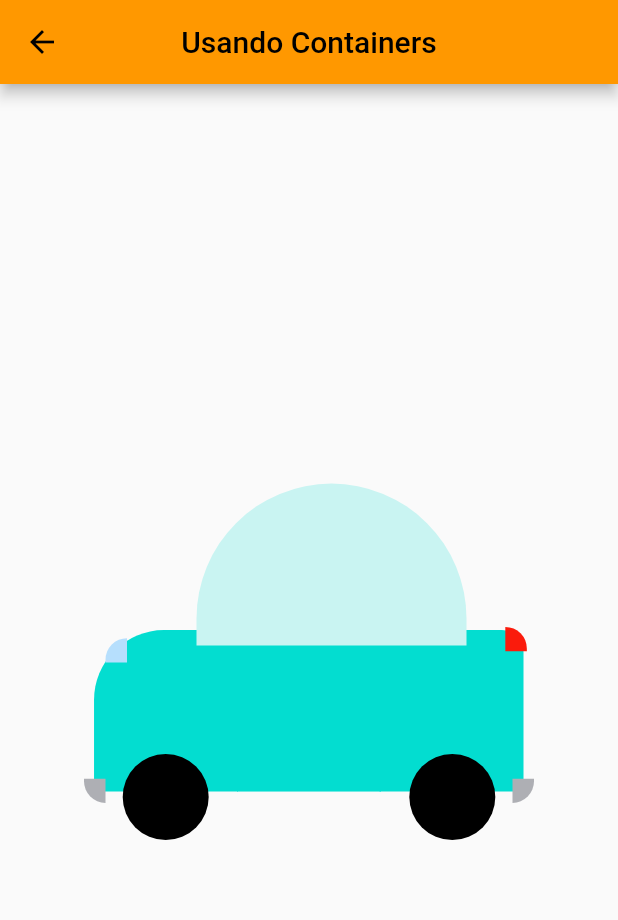
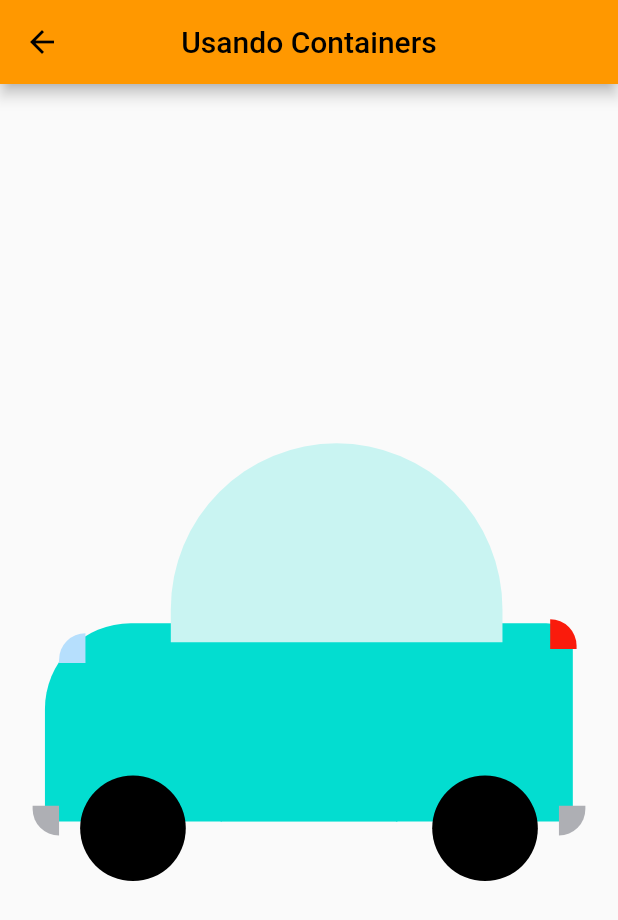
Before and after one commit to somosaleteo/aleteo_car, a Flutter app: the screen it shows after launch, after a tap on "Sin usar custom painter", on a phone screen of 412 x 824 dp. Shown: the top 920 px of the screen. Run offline on Flutter 3.47's test engine with Material 2 defaults, Android fonts, the phone set to English and light mode, and no system bars.

Commit message:
Formalización del menu de navegación para la presentación de custom painter II

```diff
--- a/lib/ui/pages/my_car_container_layout_page.dart
+++ b/lib/ui/pages/my_car_container_layout_page.dart
@@ -9,7 +9,8 @@ class MyCarLayoutPage extends StatelessWidget {
 
   @override
   Widget build(BuildContext context) {
-    final tmp = dpFromSize(MediaQuery.of(context).size, 480, true);
+    // final tmp = dpFromSize(MediaQuery.of(context).size, 480, true);
+    final tmp = Responsive.of(context, 0.8).wp(40.0);
     final Size size = Size(tmp * 1.25, tmp);
 
     return MyCustomScaffold(
--- a/lib/ui/pages/my_car_container_page.dart
+++ b/lib/ui/pages/my_car_container_page.dart
@@ -9,7 +9,8 @@ class MyCarContainerPage extends StatelessWidget {
 
   @override
   Widget build(BuildContext context) {
-    final tmp = dpFromSize(MediaQuery.of(context).size, 480, true);
+    //final tmp = dpFromSize(MediaQuery.of(context).size, 480, true);
+    final tmp = Responsive.of(context, 0.8).wp(40.0);
     final Size size = Size(tmp * 1.25, tmp);
 
     return MyCustomScaffold(
--- a/lib/ui/pages/my_car_custom_painter_page.dart
+++ b/lib/ui/pages/my_car_custom_painter_page.dart
@@ -9,7 +9,8 @@ class MyCarCustomPainterPage extends StatelessWidget {
 
   @override
   Widget build(BuildContext context) {
-    final tmp = dpFromSize(MediaQuery.of(context).size, 480, true);
+    // final tmp = dpFromSize(MediaQuery.of(context).size, 480, true);
+    final tmp = Responsive.of(context, 0.8).wp(40.0);
     final Size size = Size(tmp * 1.25, tmp);
 
     return MyCustomScaffold(
--- a/lib/ui/pages/my_home_page.dart
+++ b/lib/ui/pages/my_home_page.dart
@@ -1,9 +1,10 @@
-import 'package:aleteo_car/ui/widgets/cars/car_types/car_custom_fiat_widget.dart';
+import 'package:aleteo_car/ui/widgets/cars/car_types/car_custom_painter_fiat_widget.dart';
 import 'package:flutter/material.dart';
 
 import '../../helpers/responsive_helper.dart';
 import '../widgets/cars/car_main_container_widget.dart';
 import '../widgets/my_custom_scaffold_widget.dart';
+import '../widgets/my_navigator_button_widget.dart';
 import 'my_car_container_layout_page.dart';
 import 'my_car_container_page.dart';
 import 'my_car_custom_painter_page.dart';
@@ -24,7 +25,6 @@ class MyHomePage extends StatelessWidget {
             child: Column(
               mainAxisAlignment: MainAxisAlignment.center,
               children: [
-                const Text("Presentacion custom painter"),
                 MyNavigatorButton(
                   page: const MyCarContainerPage(),
                   size: size,
@@ -49,7 +49,7 @@ class MyHomePage extends StatelessWidget {
                   page: const MyCarCustomPainterPage(),
                   size: size,
                   label: "Usando Custom Painter",
-                  child: CarCustomFiatWidget(
+                  child: CarCustomPainterFiatWidget(
                     size: size2,
                     showLayoutColors: false,
                   ),
@@ -73,47 +73,3 @@ class _SeparatorWidget extends StatelessWidget {
     );
   }
 }
-
-class MyNavigatorButton extends StatelessWidget {
-  const MyNavigatorButton({
-    super.key,
-    required this.size,
-    required this.label,
-    required this.child,
-    required this.page,
-  });
-
-  final Size size;
-  final String label;
-  final Widget child, page;
-
-  @override
-  Widget build(BuildContext context) {
-    return MaterialButton(
-      onPressed: () {
-        Navigator.push(
-            context,
-            MaterialPageRoute(
-              builder: (context) => page,
-            ));
-      },
-      child: Container(
-        height: size.height,
-        decoration: BoxDecoration(
-            borderRadius: BorderRadius.circular(10.0),
-            color: Theme.of(context).dialogBackgroundColor),
-        child: Row(
-          mainAxisAlignment: MainAxisAlignment.spaceEvenly,
-          children: [
-            SizedBox(width: size.width * 0.4, child: Text(label)),
-            const SizedBox(
-              width: 20.0,
-            ),
-            child,
-            const Icon(Icons.arrow_forward_ios)
-          ],
-        ),
-      ),
-    );
-  }
-}
--- /dev/null
+++ b/lib/ui/widgets/my_navigator_button_widget.dart
@@ -0,0 +1,45 @@
+import 'package:flutter/material.dart';
+
+class MyNavigatorButton extends StatelessWidget {
+  const MyNavigatorButton({
+    super.key,
+    required this.size,
+    required this.label,
+    required this.child,
+    required this.page,
+  });
+
+  final Size size;
+  final String label;
+  final Widget child, page;
+
+  @override
+  Widget build(BuildContext context) {
+    return MaterialButton(
+      onPressed: () {
+        Navigator.push(
+            context,
+            MaterialPageRoute(
+              builder: (context) => page,
+            ));
+      },
+      child: Container(
+        height: size.height,
+        decoration: BoxDecoration(
+            borderRadius: BorderRadius.circular(10.0),
+            color: Theme.of(context).dialogBackgroundColor),
+        child: Row(
+          mainAxisAlignment: MainAxisAlignment.spaceEvenly,
+          children: [
+            SizedBox(width: size.width * 0.4, child: Text(label)),
+            const SizedBox(
+              width: 20.0,
+            ),
+            child,
+            const Icon(Icons.arrow_forward_ios)
+          ],
+        ),
+      ),
+    );
+  }
+}
```
